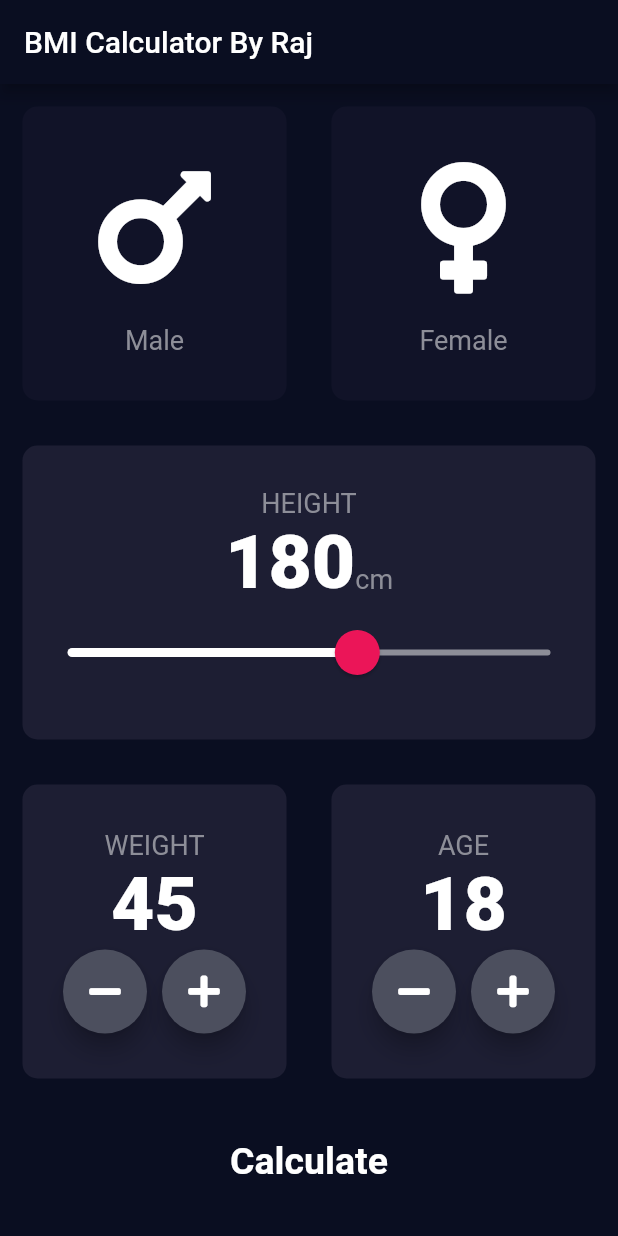
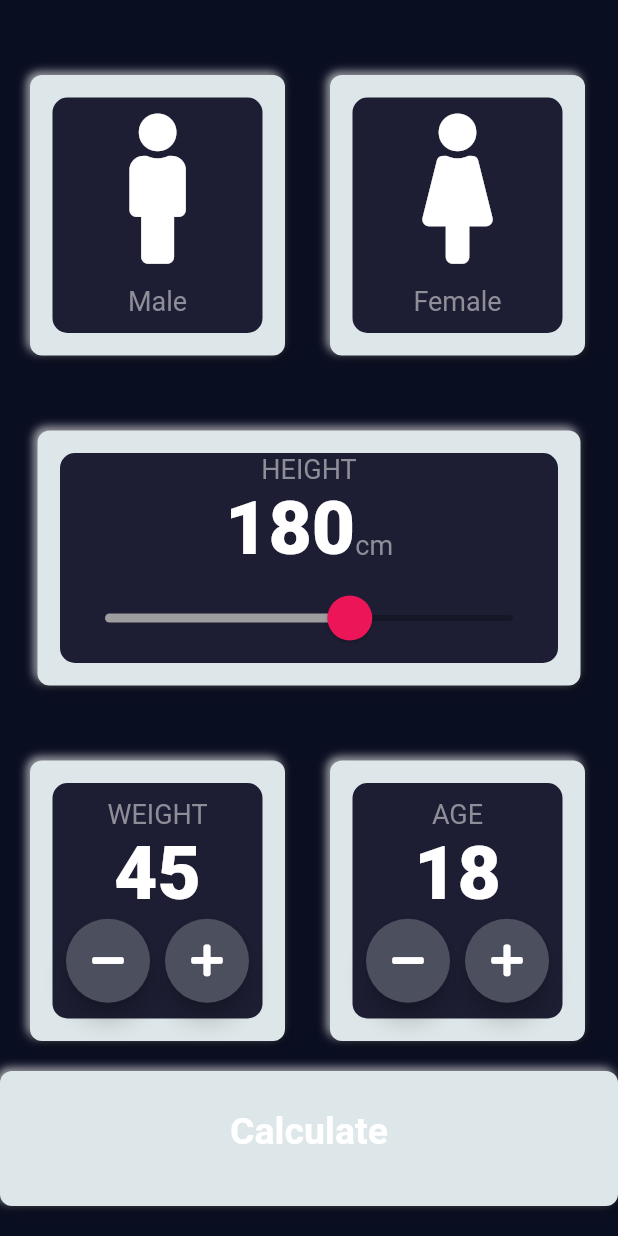
Before and after one commit to yousaf753/bmi_calculator, a Flutter app: the screen it shows after launch, on a phone screen of 412 x 824 dp. Run offline on Flutter 3.47's test engine with Material 2 defaults, Android fonts, the phone set to English and light mode, and no system bars; drawn by our look-alikes of flutter_neumorphic; our stand-ins replace font_awesome_flutter.

Commit message:
neumorphic_kit_used

```diff
--- a/lib/screens/input_page.dart
+++ b/lib/screens/input_page.dart
@@ -1,14 +1,13 @@
 import 'package:bmi_calculator/calculator_brain.dart';
 import 'package:flutter/material.dart';
 import 'package:font_awesome_flutter/font_awesome_flutter.dart';
-
+import 'package:flutter_neumorphic/flutter_neumorphic.dart';
 import '../components/bottom_button.dart';
 import '../components/icon_content.dart';
 import '../components/reusable_card.dart';
 import '../components/round_icon_button.dart';
 import '../constants.dart';
 import 'results_page.dart';
-
 enum Gender {
   male,
   female,
@@ -28,16 +27,18 @@ class _InputPageState extends State<InputPage> {
   @override
   Widget build(BuildContext context) {
     return Scaffold(
-        appBar: AppBar(
-          title: Text('BMI Calculator By Raj'),
-        ),
         body: Column(
           crossAxisAlignment: CrossAxisAlignment.stretch,
           children: <Widget>[
+            SizedBox(height: 50,),
             Expanded(
                 child: Row(
                   children: <Widget>[
-                Expanded(
+                    SizedBox(width: 20,),
+                    Neumorphic(
+                      child: Container(
+                        height: 300,
+                        width: 170,
                         child: ReusableCard(
                           onPress: () {
                             setState(() {
@@ -45,15 +46,20 @@ class _InputPageState extends State<InputPage> {
                             });
                           },
                           colour: selectedGender == Gender.male
-                        ? kActiveCardColour
-                        : kInactiveCardColour,
+                              ? kInactiveCardColour
+                              :kActiveCardColour ,
                           cardChild: IconContent(
-                      icon: FontAwesomeIcons.mars,
+                            icon: FontAwesomeIcons.male,
                             label: 'Male',
                           ),
                         ),
+                      ) ,
                     ),
-                Expanded(
+                    SizedBox(width: 30,),
+                    Neumorphic(
+                      child:  Container(
+                        height: 300,
+                        width: 170,
                         child: ReusableCard(
                           onPress: () {
                             setState(() {
@@ -61,17 +67,22 @@ class _InputPageState extends State<InputPage> {
                             });
                           },
                           colour: selectedGender == Gender.female
-                        ? kActiveCardColour
-                        : kInactiveCardColour,
+                              ? kInactiveCardColour
+                              :kActiveCardColour ,
                           cardChild: IconContent(
-                      icon: FontAwesomeIcons.venus,
+                            icon: FontAwesomeIcons.female,
                             label: 'Female',
                           ),
                         ),
                       ),
+                    )
                   ],
                 )),
-            Expanded(
+            SizedBox(height: 50,),
+            Container(
+              margin: EdgeInsets.only(left: 25,right: 25),
+              child: Neumorphic(
+                child:   Expanded(
                   child: ReusableCard(
                     colour: kActiveCardColour,
                     cardChild: Column(
@@ -98,8 +109,8 @@ class _InputPageState extends State<InputPage> {
                         ),
                         SliderTheme(
                           data: SliderTheme.of(context).copyWith(
-                        inactiveTrackColor: Color(0xFF8D8E98),
-                        activeTrackColor: Colors.white,
+                            inactiveTrackColor: Colors.black26,
+                            activeTrackColor: Colors.grey,
                             thumbColor: Color(0xFFEB1558),
                             overlayColor: Color(0x29EB1558),
                             thumbShape:
@@ -122,10 +133,17 @@ class _InputPageState extends State<InputPage> {
                     ),
                   ),
                 ),
+              ),
+            ),
+            SizedBox(height: 50,),
             Expanded(
                 child: Row(
                   children: <Widget>[
-                Expanded(
+                    SizedBox(width: 20,),
+                    Neumorphic(
+                      child:  Container(
+                        height: 200,
+                        width: 170,
                         child: ReusableCard(
                           colour: kActiveCardColour,
                           cardChild: Column(
@@ -167,7 +185,12 @@ class _InputPageState extends State<InputPage> {
                           ),
                         ),
                       ),
-                Expanded(
+                    ),
+                    SizedBox(width: 30,),
+                    Neumorphic(
+                      child: Container(
+                        height: 200,
+                        width: 170,
                         child: ReusableCard(
                           colour: kActiveCardColour,
                           cardChild: Column(
@@ -210,9 +233,12 @@ class _InputPageState extends State<InputPage> {
                           ),
                         ),
                       ),
+                    ),
                   ],
                 )),
-            BottomButton(
+            SizedBox(height: 20,),
+            Neumorphic(
+              child: BottomButton(
                 buttonTitle: 'Calculate',
                 onTap: () {
                   CalculatorBrain calc = CalculatorBrain(height, weight);
@@ -229,6 +255,8 @@ class _InputPageState extends State<InputPage> {
                   );
                 },
               ),
+            ),
+            SizedBox(height: 20,)
           ],
         ));
   }
```
Lines whose indentation alone changed are shown as unchanged.
